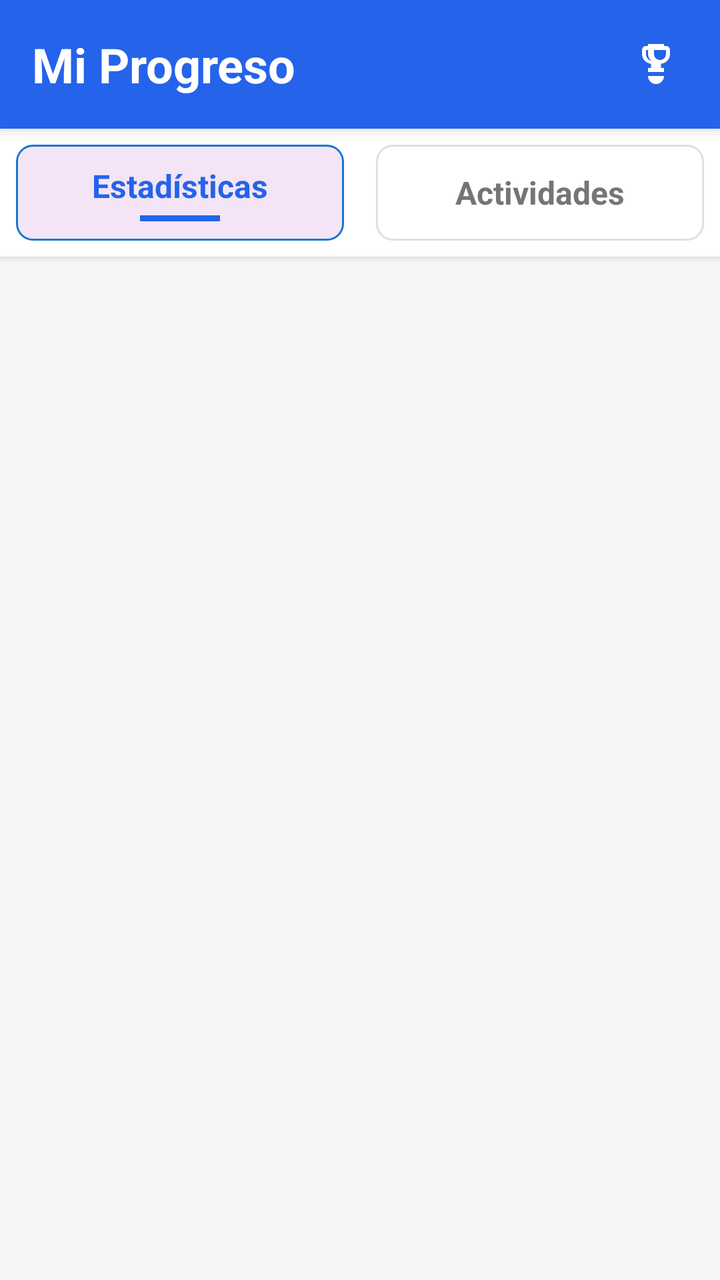
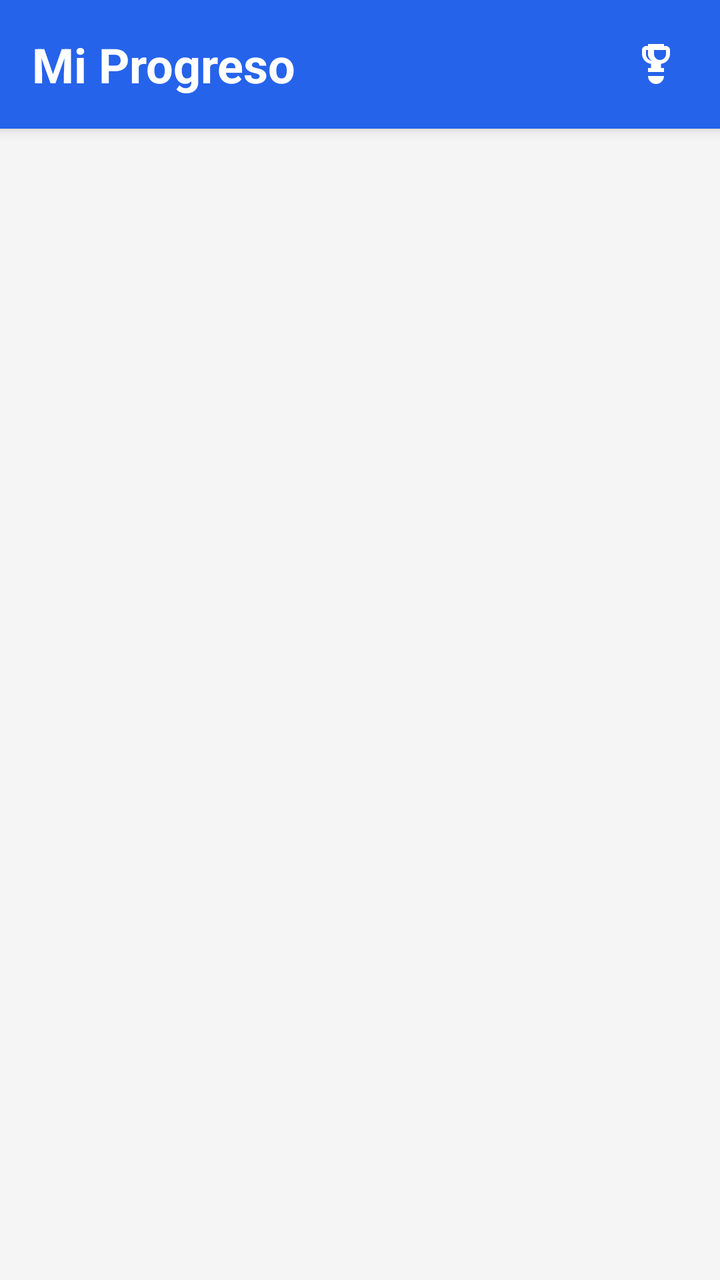

An Android layout rendered at two revisions. The XML below is the earlier revision; the diff shows what the commit changed to produce the second picture.
<!-- AndroidManifest.xml: application theme Theme.Lectana -->
<!-- res/layout/fragment_mi_progreso_tabs.xml -->
<?xml version="1.0" encoding="utf-8"?>
<LinearLayout xmlns:android="http://schemas.android.com/apk/res/android"
    xmlns:app="http://schemas.android.com/apk/res-auto"
    android:layout_width="match_parent"
    android:layout_height="match_parent"
    android:orientation="vertical"
    android:background="@color/fondo_claro">

    
    <LinearLayout
        android:id="@+id/header_mi_progreso"
        android:layout_width="match_parent"
        android:layout_height="wrap_content"
        android:background="@color/azul_fuerte"
        android:padding="16dp"
        android:orientation="horizontal"
        android:gravity="center_vertical"
        android:elevation="4dp">

        <TextView
            android:layout_width="0dp"
            android:layout_height="wrap_content"
            android:layout_weight="1"
            android:text="Mi Progreso"
            android:textColor="@android:color/white"
            android:textSize="24sp"
            android:textStyle="bold"
            android:gravity="start" />

        <ImageView
            android:layout_width="32dp"
            android:layout_height="32dp"
            android:src="@drawable/ic_trophy"
            android:tint="@android:color/white"
            android:padding="4dp"
            android:contentDescription="Trofeo" />

    </LinearLayout>

    
    <LinearLayout
        android:layout_width="match_parent"
        android:layout_height="wrap_content"
        android:orientation="horizontal"
        android:background="@color/blanco"
        android:elevation="2dp"
        android:padding="8dp">

        <LinearLayout
            android:id="@+id/btnTabEstadisticas"
            android:layout_width="0dp"
            android:layout_height="48dp"
            android:layout_weight="1"
            android:layout_marginEnd="8dp"
            android:orientation="vertical"
            android:gravity="center"
            android:background="@drawable/boton_pestana_activa"
            android:clickable="true"
            android:focusable="true">

            <TextView
                android:id="@+id/textTabEstadisticas"
                android:layout_width="wrap_content"
                android:layout_height="wrap_content"
                android:text="Estadísticas"
                android:textSize="16sp"
                android:textStyle="bold"
                android:textColor="@color/azul_fuerte" />

            <View
                android:id="@+id/indicadorEstadisticas"
                android:layout_width="40dp"
                android:layout_height="3dp"
                android:layout_marginTop="4dp"
                android:background="@color/azul_fuerte"
                android:visibility="visible" />

        </LinearLayout>

        <LinearLayout
            android:id="@+id/btnTabActividades"
            android:layout_width="0dp"
            android:layout_height="48dp"
            android:layout_weight="1"
            android:layout_marginStart="8dp"
            android:orientation="vertical"
            android:gravity="center"
            android:background="@drawable/boton_pestana_inactiva"
            android:clickable="true"
            android:focusable="true">

            <TextView
                android:id="@+id/textTabActividades"
                android:layout_width="wrap_content"
                android:layout_height="wrap_content"
                android:text="Actividades"
                android:textSize="16sp"
                android:textStyle="bold"
                android:textColor="@color/gris_medio" />

            <View
                android:id="@+id/indicadorActividades"
                android:layout_width="40dp"
                android:layout_height="3dp"
                android:layout_marginTop="4dp"
                android:background="@color/azul_fuerte"
                android:visibility="gone" />

        </LinearLayout>

    </LinearLayout>

    
    <FrameLayout
        android:id="@+id/containerProgreso"
        android:layout_width="match_parent"
        android:layout_height="0dp"
        android:layout_weight="1" />

</LinearLayout>
<!-- resources referenced by this layout -->
<resources>
  <color name="azul_fuerte">#2563EB</color>
  <color name="blanco">#FFFFFF</color>
  <color name="fondo_claro">#F5F5F5</color>
  <color name="gris_medio">#757575</color>
  <!-- drawable boton_pestana_activa (drawable) -->
  <?xml version="1.0" encoding="utf-8"?>
  <shape xmlns:android="http://schemas.android.com/apk/res/android"
      android:shape="rectangle">
      <solid android:color="@color/morado_claro" />
      <corners android:radius="8dp" />
      <stroke
          android:width="1dp"
          android:color="@color/azul_semi_oscuro" />
  </shape>
  <!-- drawable boton_pestana_inactiva (drawable) -->
  <?xml version="1.0" encoding="utf-8"?>
  <shape xmlns:android="http://schemas.android.com/apk/res/android"
      android:shape="rectangle">
      <solid android:color="@android:color/white" />
      <corners android:radius="8dp" />
      <stroke
          android:width="1dp"
          android:color="@color/gris_claro" />
  </shape>
  <!-- drawable ic_trophy (drawable) -->
  <?xml version="1.0" encoding="utf-8"?>
  <vector xmlns:android="http://schemas.android.com/apk/res/android"
      android:width="24dp"
      android:height="24dp"
      android:viewportWidth="24"
      android:viewportHeight="24">
      <path
          android:fillColor="#FFFFFFFF"
          android:pathData="M17,3h-1V2H8v1H7C5.9,3 5,3.9 5,5v2c0,2.55 2,4.6 4.5,4.92V14H8v2h8v-2h-1.5v-2.08C17,11.6 19,9.55 19,7V5C19,3.9 18.1,3 17,3zM7,7V5h1v2c0,1.48 0.81,2.75 2,3.45C8.01,10.06 7,8.66 7,7zM17,7c0,1.66 -1.34,3 -3,3s-3,-1.34 -3,-3V5h6V7zM12,22c-2.21,0 -4,-1.79 -4,-4h8C16,20.21 14.21,22 12,22z"/>
  </vector>
  <style name="Theme.Lectana" parent="Base.Theme.Lectana" />
  <color name="morado_claro">#F3E5F5</color>
  <color name="azul_semi_oscuro">#1976D2</color>
  <color name="gris_claro">#E0E0E0</color>
  <style name="Base.Theme.Lectana" parent="Theme.Material3.DayNight.NoActionBar">
          
          
      </style>
</resources>

<!-- the commit's change to res/layout/fragment_mi_progreso_tabs.xml (unified diff, before → after) -->
@@ -38,77 +38,6 @@
     </LinearLayout>
 
     
-    <LinearLayout
-        android:layout_width="match_parent"
-        android:layout_height="wrap_content"
-        android:orientation="horizontal"
-        android:background="@color/blanco"
-        android:elevation="2dp"
-        android:padding="8dp">
-
-        <LinearLayout
-            android:id="@+id/btnTabEstadisticas"
-            android:layout_width="0dp"
-            android:layout_height="48dp"
-            android:layout_weight="1"
-            android:layout_marginEnd="8dp"
-            android:orientation="vertical"
-            android:gravity="center"
-            android:background="@drawable/boton_pestana_activa"
-            android:clickable="true"
-            android:focusable="true">
-
-            <TextView
-                android:id="@+id/textTabEstadisticas"
-                android:layout_width="wrap_content"
-                android:layout_height="wrap_content"
-                android:text="Estadísticas"
-                android:textSize="16sp"
-                android:textStyle="bold"
-                android:textColor="@color/azul_fuerte" />
-
-            <View
-                android:id="@+id/indicadorEstadisticas"
-                android:layout_width="40dp"
-                android:layout_height="3dp"
-                android:layout_marginTop="4dp"
-                android:background="@color/azul_fuerte"
-                android:visibility="visible" />
-
-        </LinearLayout>
-
-        <LinearLayout
-            android:id="@+id/btnTabActividades"
-            android:layout_width="0dp"
-            android:layout_height="48dp"
-            android:layout_weight="1"
-            android:layout_marginStart="8dp"
-            android:orientation="vertical"
-            android:gravity="center"
-            android:background="@drawable/boton_pestana_inactiva"
-            android:clickable="true"
-            android:focusable="true">
-
-            <TextView
-                android:id="@+id/textTabActividades"
-                android:layout_width="wrap_content"
-                android:layout_height="wrap_content"
-                android:text="Actividades"
-                android:textSize="16sp"
-                android:textStyle="bold"
-                android:textColor="@color/gris_medio" />
-
-            <View
-                android:id="@+id/indicadorActividades"
-                android:layout_width="40dp"
-                android:layout_height="3dp"
-                android:layout_marginTop="4dp"
-                android:background="@color/azul_fuerte"
-                android:visibility="gone" />
-
-        </LinearLayout>
-
-    </LinearLayout>
 
     
     <FrameLayout
<!-- resource entries referenced after the edit -->
@@ -1,29 +1,7 @@
 <!-- resources referenced by this layout -->
 <resources>
   <color name="azul_fuerte">#2563EB</color>
-  <color name="blanco">#FFFFFF</color>
   <color name="fondo_claro">#F5F5F5</color>
-  <color name="gris_medio">#757575</color>
-  <!-- drawable boton_pestana_activa (drawable) -->
-  <?xml version="1.0" encoding="utf-8"?>
-  <shape xmlns:android="http://schemas.android.com/apk/res/android"
-      android:shape="rectangle">
-      <solid android:color="@color/morado_claro" />
-      <corners android:radius="8dp" />
-      <stroke
-          android:width="1dp"
-          android:color="@color/azul_semi_oscuro" />
-  </shape>
-  <!-- drawable boton_pestana_inactiva (drawable) -->
-  <?xml version="1.0" encoding="utf-8"?>
-  <shape xmlns:android="http://schemas.android.com/apk/res/android"
-      android:shape="rectangle">
-      <solid android:color="@android:color/white" />
-      <corners android:radius="8dp" />
-      <stroke
-          android:width="1dp"
-          android:color="@color/gris_claro" />
-  </shape>
   <!-- drawable ic_trophy (drawable) -->
   <?xml version="1.0" encoding="utf-8"?>
   <vector xmlns:android="http://schemas.android.com/apk/res/android"
@@ -36,9 +14,6 @@
           android:pathData="M17,3h-1V2H8v1H7C5.9,3 5,3.9 5,5v2c0,2.55 2,4.6 4.5,4.92V14H8v2h8v-2h-1.5v-2.08C17,11.6 19,9.55 19,7V5C19,3.9 18.1,3 17,3zM7,7V5h1v2c0,1.48 0.81,2.75 2,3.45C8.01,10.06 7,8.66 7,7zM17,7c0,1.66 -1.34,3 -3,3s-3,-1.34 -3,-3V5h6V7zM12,22c-2.21,0 -4,-1.79 -4,-4h8C16,20.21 14.21,22 12,22z"/>
   </vector>
   <style name="Theme.Lectana" parent="Base.Theme.Lectana" />
-  <color name="morado_claro">#F3E5F5</color>
-  <color name="azul_semi_oscuro">#1976D2</color>
-  <color name="gris_claro">#E0E0E0</color>
   <style name="Base.Theme.Lectana" parent="Theme.Material3.DayNight.NoActionBar">
           
           
